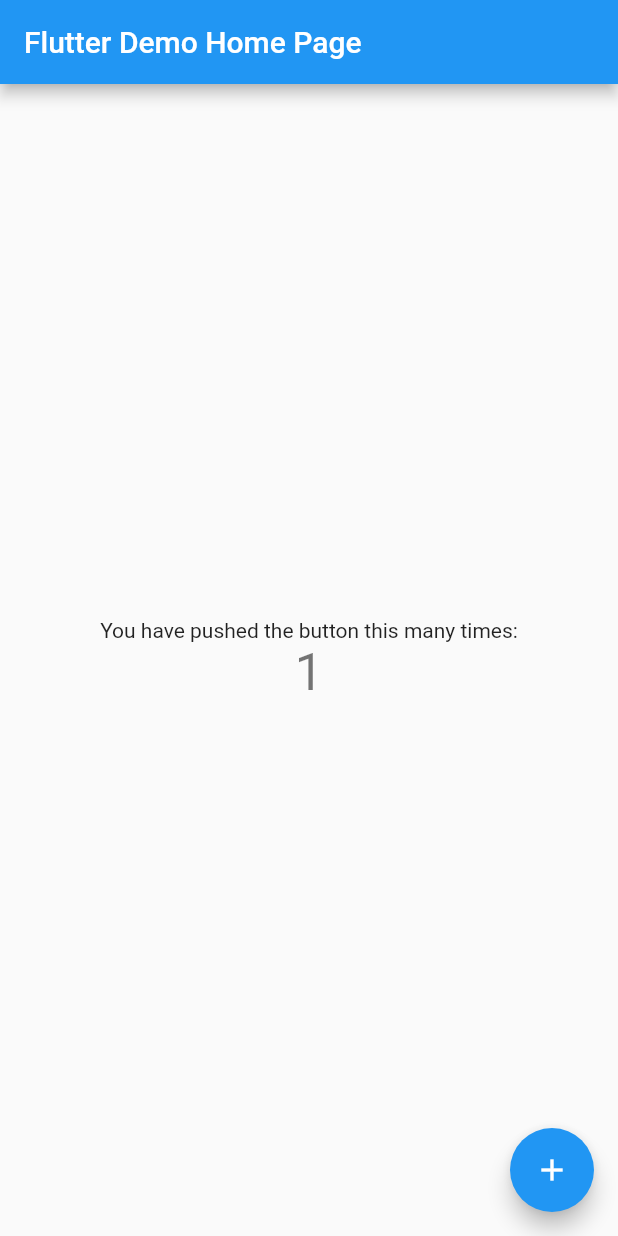
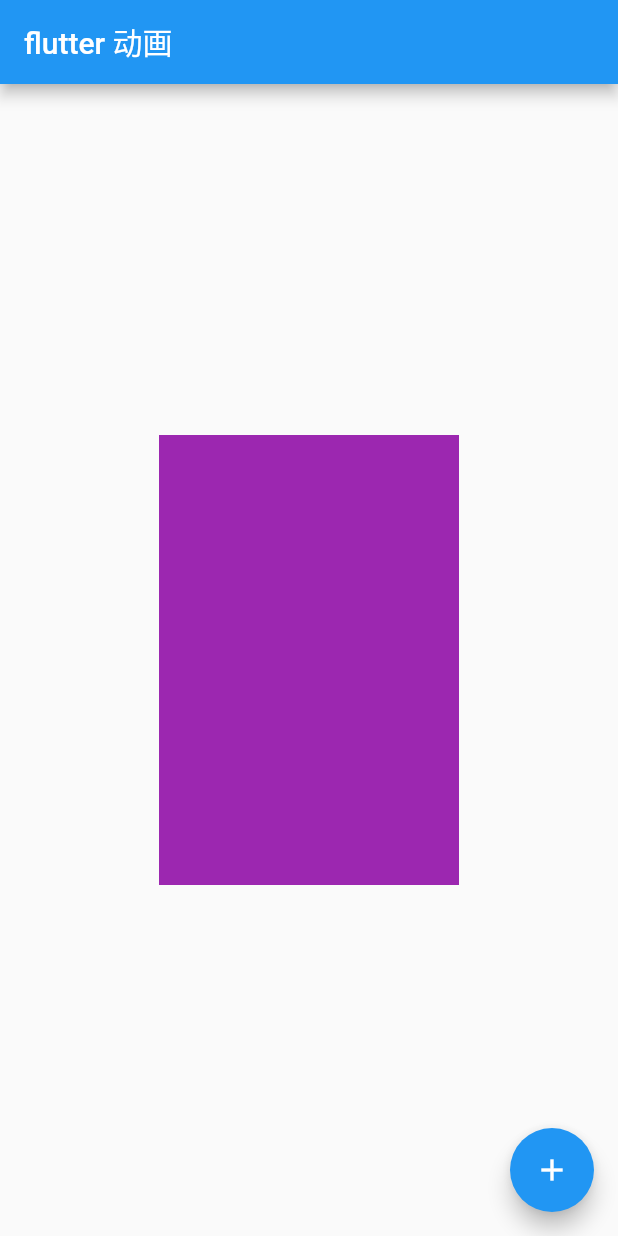
Before and after one commit to hsir05/flutter_animation, a Flutter app: the screen it shows after launch, after a tap on the "add" icon, on a phone screen of 412 x 824 dp. Run offline on Flutter 3.47's test engine with Material 2 defaults, Android fonts, the phone set to English and light mode, and no system bars.

Commit message:
flutter 动画

```diff
--- a/lib/main.dart
+++ b/lib/main.dart
@@ -3,7 +3,6 @@ import 'package:flutter/material.dart';
 void main() => runApp(MyApp());
 
 class MyApp extends StatelessWidget {
-  // This widget is the root of your application.
   @override
   Widget build(BuildContext context) {
     return MaterialApp(
@@ -24,36 +23,42 @@ class MyHomePage extends StatefulWidget {
 }
 
 class _MyHomePageState extends State<MyHomePage> {
-  int _counter = 0;
+  double _width = 100.0;
+  double _height = 100.0;
+  var _color = Colors.green;
 
-  void _incrementCounter() {
-    setState(() {
-      _counter++;
-    });
+  void _animation() {
+   print('动画');
+   setState(() {
+     _width = 200.0;
+     _height = 300.0;
+     _color = Colors.purple;
+   });
   }
 
   @override
   Widget build(BuildContext context) {
     return Scaffold(
       appBar: AppBar(
-        title: Text(widget.title),
+        title: Text('flutter 动画')
       ),
-      body: Center(
-        child: Column(
-          mainAxisAlignment: MainAxisAlignment.center,
-          children: <Widget>[
-            Text(
-              'You have pushed the button this many times:',
-            ),
-            Text(
-              '$_counter',
-              style: Theme.of(context).textTheme.display1,
-            ),
-          ],
+      body:Center(
+        child: AnimatedContainer(
+        // 定义动画需要多长时间
+        duration: Duration(seconds:1),
+        // 提供一个可选的曲线，使动画感觉更流畅。
+        curve: Curves.fastOutSlowIn,
+        //长度宽度使用变量  实现组件缩放动画
+        width: _width,
+        height: _height,
+        decoration: BoxDecoration(
+          //颜色 圆角度使用变量
+          color: _color,
         ),
       ),
+      ),
       floatingActionButton: FloatingActionButton(
-        onPressed: _incrementCounter,
+        onPressed: _animation,
         tooltip: 'Increment',
         child: Icon(Icons.add),
       ),
```
